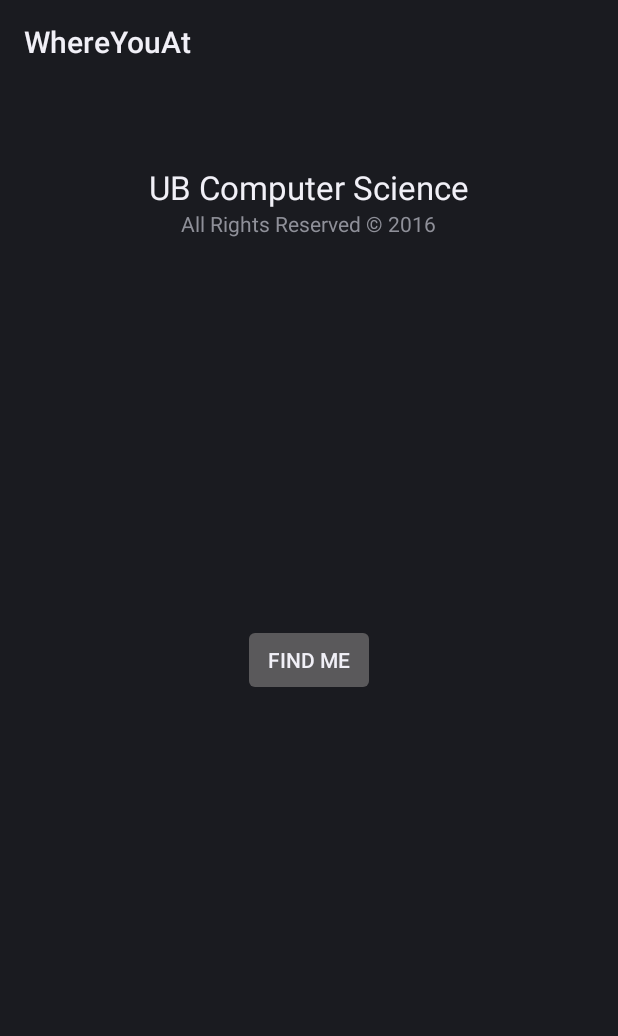
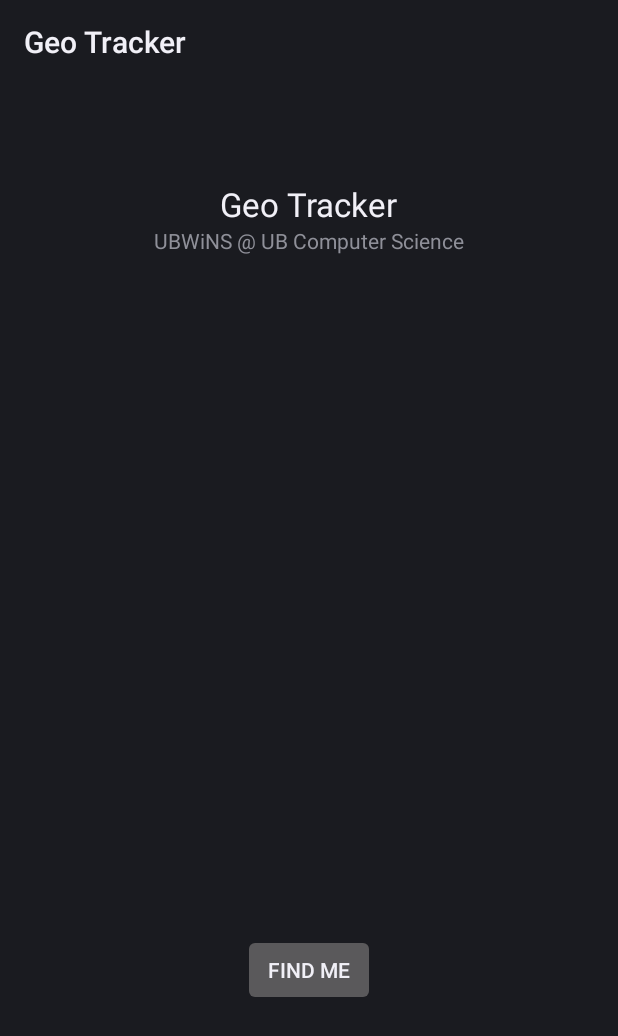
Before and after one commit to gautamgitspace/Geo-Tracker, an Android app: the screen it shows after launch (TrackActivity), on a phone screen of 412 x 824 dp. Shown: the top 1036 px of the screen. Run offline under Robolectric (Android 15) with nearby library versions, the phone set to English and light mode, and no system bars.

Commit message:
changes in frame layout

```diff
--- a/app/src/main/res/layout/main.xml
+++ b/app/src/main/res/layout/main.xml
@@ -8,26 +8,34 @@
         android:layout_width="wrap_content"
         android:layout_height="wrap_content"
         android:text="Find Me"
-        android:layout_centerVertical="true"
-        android:layout_centerHorizontal="true"/>
+        android:layout_marginBottom="153dp"
+        android:layout_alignParentBottom="true"
+        android:layout_centerHorizontal="true" />
 
     <TextView
         android:layout_width="wrap_content"
         android:layout_height="wrap_content"
         android:textAppearance="?android:attr/textAppearanceLarge"
-        android:text="UB Computer Science"
+        android:text="Geo Tracker"
         android:id="@+id/textView"
         android:layout_alignParentTop="true"
         android:layout_centerHorizontal="true"
-        android:layout_marginTop="54dp" />
+        android:layout_marginTop="65dp" />
 
     <TextView
         android:layout_width="wrap_content"
         android:layout_height="wrap_content"
         android:textAppearance="?android:attr/textAppearanceSmall"
-        android:text="All Rights Reserved © 2016"
+        android:text="UBWiNS @ UB Computer Science"
         android:id="@+id/textView2"
         android:layout_below="@+id/textView"
         android:layout_centerHorizontal="true" />
 
+    <FrameLayout
+        android:layout_width="match_parent"
+        android:layout_height="match_parent"
+        android:layout_alignBottom="@+id/textView2"
+        android:layout_alignParentLeft="true"
+        android:layout_marginLeft="112dp"></FrameLayout>
+
 </RelativeLayout>
--- a/app/src/main/res/values/strings.xml
+++ b/app/src/main/res/values/strings.xml
@@ -2,6 +2,6 @@
 <resources>
 
     <string name="hello">Hello World, AndroidGPSTrackingActivity!</string>
-    <string name="app_name">WhereYouAt</string>
+    <string name="app_name">Geo Tracker</string>
 
 </resources>
```
Also changed, not shown: 8 other files.
